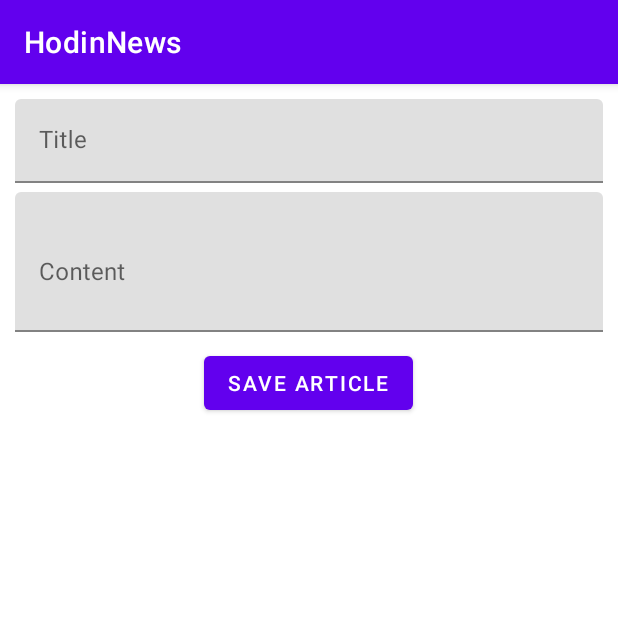
After one commit to jmayalag/Newster, an Android app: the ArticleFormFragment screen opened through its navigation route, on a phone screen of 412 x 824 dp, the top half of it. The commit adds this screen. Run offline under Robolectric (Android 15) with nearby library versions, the phone set to English and light mode, and no system bars; our stand-ins replace Dagger/Hilt's generated code, Room's generated code, Timber, data binding, paging; libraries missing offline, so code that uses them is left out: androidx.hilt.lifecycle.

Commit message:
Add article form

```diff
--- /dev/null
+++ b/app/src/main/java/com/hodinkee/hodinnews/ArticleFormFragment.kt
@@ -0,0 +1,55 @@
+package com.hodinkee.hodinnews
+
+import android.os.Bundle
+import android.view.LayoutInflater
+import android.view.View
+import android.view.ViewGroup
+import android.widget.Toast
+import androidx.fragment.app.Fragment
+import androidx.fragment.app.viewModels
+import androidx.navigation.fragment.findNavController
+import com.hodinkee.hodinnews.databinding.ArticleFormFragmentBinding
+import com.hodinkee.hodinnews.util.hideKeyboard
+import dagger.hilt.android.AndroidEntryPoint
+
+@AndroidEntryPoint
+class ArticleFormFragment : Fragment() {
+    private val viewModel: ArticleFormViewModel by viewModels()
+
+    override fun onCreateView(
+        inflater: LayoutInflater, container: ViewGroup?,
+        savedInstanceState: Bundle?
+    ): View {
+        val binding = ArticleFormFragmentBinding.inflate(inflater, container, false)
+
+        binding.vm = viewModel
+        binding.lifecycleOwner = this.viewLifecycleOwner
+
+        viewModel.apply {
+            errorEvent.observe(viewLifecycleOwner) {
+                context?.let { ctx -> Toast.makeText(ctx, it, Toast.LENGTH_LONG).show() }
+            }
+
+            articleCreatedEvent.observe(viewLifecycleOwner) {
+                context?.let { ctx ->
+                    Toast.makeText(ctx, "Article created", Toast.LENGTH_LONG).show()
+                }
+                findNavController().popBackStack()
+            }
+        }
+
+        binding.apply {
+            saveButton.setOnClickListener {
+                hideKeyboard()
+                viewModel.saveArticle()
+            }
+        }
+
+        return binding.root
+    }
+
+    override fun onActivityCreated(savedInstanceState: Bundle?) {
+        super.onActivityCreated(savedInstanceState)
+    }
+
+}
--- a/app/src/main/java/com/hodinkee/hodinnews/articlelist/ArticleListFragment.kt
+++ b/app/src/main/java/com/hodinkee/hodinnews/articlelist/ArticleListFragment.kt
@@ -17,10 +17,7 @@ import com.hodinkee.hodinnews.news.ArticlesAdapter
 import com.hodinkee.hodinnews.news.ArticlesLoadStateAdapter
 import com.hodinkee.hodinnews.toView
 import dagger.hilt.android.AndroidEntryPoint
-import kotlinx.coroutines.flow.collect
 import kotlinx.coroutines.flow.collectLatest
-import kotlinx.coroutines.flow.distinctUntilChangedBy
-import kotlinx.coroutines.flow.filter
 
 @ExperimentalPagingApi
 @AndroidEntryPoint
@@ -55,6 +52,12 @@ class ArticleListFragment : Fragment() {
             footer = ArticlesLoadStateAdapter(pagingAdapter)
         )
 
+        binding.fab.setOnClickListener {
+            findNavController().navigate(
+                ArticleListFragmentDirections.actionArticleListFragmentToArticleFormFragment()
+            )
+        }
+
         return binding.root
     }
 
@@ -70,7 +73,7 @@ class ArticleListFragment : Fragment() {
         }
 
         viewLifecycleOwner.lifecycleScope.launchWhenCreated {
-            viewModel.articlesDbFlow.collectLatest { pagingData ->
+            viewModel.localArticlesFlow.collectLatest { pagingData ->
                 pagingAdapter.submitData(pagingData)
             }
         }
--- a/app/src/main/java/com/hodinkee/hodinnews/articlelist/ArticleListViewModel.kt
+++ b/app/src/main/java/com/hodinkee/hodinnews/articlelist/ArticleListViewModel.kt
@@ -6,6 +6,7 @@ import androidx.lifecycle.viewModelScope
 import androidx.paging.ExperimentalPagingApi
 import androidx.paging.cachedIn
 import com.hodinkee.hodinnews.news.db.ArticleDbPagedRepository
+import com.hodinkee.hodinnews.news.db.LocalArticleDbPagedRepository
 import com.hodinkee.hodinnews.news.remote.ArticleRemotePagedRepository
 import javax.inject.Inject
 
@@ -13,10 +14,13 @@ import javax.inject.Inject
 class ArticleListViewModel @ViewModelInject @Inject constructor(
     articleRemoteRepository: ArticleRemotePagedRepository,
     articleDbPagedRepository: ArticleDbPagedRepository,
+    localArticleDbPagedRepository: LocalArticleDbPagedRepository
 ) : ViewModel() {
 
     val articlesFlow = articleRemoteRepository.fetchNews(20).cachedIn(viewModelScope)
 
     @ExperimentalPagingApi
     val articlesDbFlow = articleDbPagedRepository.fetchNews(20).cachedIn(viewModelScope)
+
+    val localArticlesFlow = localArticleDbPagedRepository.fetchNews(20).cachedIn(viewModelScope)
 }
--- /dev/null
+++ b/app/src/main/java/com/hodinkee/hodinnews/news/db/LocalArticleDbPagedRepository.kt
@@ -0,0 +1,23 @@
+package com.hodinkee.hodinnews.news.db
+
+import androidx.paging.ExperimentalPagingApi
+import androidx.paging.Pager
+import androidx.paging.PagingConfig
+import androidx.paging.PagingData
+import com.hodinkee.hodinnews.AppDatabase
+import com.hodinkee.hodinnews.news.ArticlePagedRepository
+import com.hodinkee.hodinnews.news.data.ArticleDto
+import com.hodinkee.hodinnews.news.data.Category
+import kotlinx.coroutines.flow.Flow
+import javax.inject.Inject
+
+@ExperimentalPagingApi
+class LocalArticleDbPagedRepository @Inject constructor(
+    private val db: AppDatabase,
+) : ArticlePagedRepository {
+    override fun fetchNews(pageSize: Int): Flow<PagingData<ArticleDto>> =
+        Pager(
+            PagingConfig(pageSize = 20, enablePlaceholders = false),
+            pagingSourceFactory = { db.articleDao().pagingSource(Category.LOCAL) }
+        ).flow
+}
--- a/app/src/main/java/com/hodinkee/hodinnews/util/BindingUtils.kt
+++ b/app/src/main/java/com/hodinkee/hodinnews/util/BindingUtils.kt
@@ -3,6 +3,7 @@ package com.hodinkee.hodinnews.util
 import android.view.View
 import android.widget.TextView
 import androidx.databinding.BindingAdapter
+import com.google.android.material.textfield.TextInputLayout
 import java.util.*
 
 @BindingAdapter("app:visible")
@@ -19,3 +20,14 @@ fun setPresent(view: View, present: Boolean) {
 fun setDateYms(view: TextView, date: Date) {
     view.text = DateFormat.ymd(date)
 }
+
+@BindingAdapter("app:textError")
+fun setTextError(view: TextInputLayout, error: String?) {
+    if (error.isNullOrEmpty()) {
+        view.error = null
+        view.isErrorEnabled = false
+    } else {
+        view.error = error
+        view.isErrorEnabled = true
+    }
+}
--- /dev/null
+++ b/app/src/main/java/com/hodinkee/hodinnews/util/SingleLiveEvent.kt
@@ -0,0 +1,52 @@
+package com.hodinkee.hodinnews.util
+
+import androidx.annotation.MainThread
+import androidx.lifecycle.LifecycleOwner
+import androidx.lifecycle.MutableLiveData
+import androidx.lifecycle.Observer
+import timber.log.Timber
+import java.util.concurrent.atomic.AtomicBoolean
+
+/**
+ * A lifecycle-aware observable that sends only new updates after subscription, used for events like
+ * navigation and Snackbar messages.
+ * <p>
+ * This avoids a common problem with events: on configuration change (like rotation) an update
+ * can be emitted if the observer is active. This LiveData only calls the observable if there's an
+ * explicit call to setValue() or call().
+ * <p>
+ * Note that only one observer is going to be notified of changes.
+ */
+class SingleLiveEvent<T> : MutableLiveData<T>() {
+
+    private val mPending = AtomicBoolean(false)
+
+    @MainThread
+    override fun observe(owner: LifecycleOwner, observer: Observer<in T>) {
+
+        if (hasActiveObservers()) {
+            Timber.w("Multiple observers registered but only one will be notified of changes.")
+        }
+
+        // Observe the internal MutableLiveData
+        super.observe(owner, Observer<T> { t ->
+            if (mPending.compareAndSet(true, false)) {
+                observer.onChanged(t)
+            }
+        })
+    }
+
+    @MainThread
+    override fun setValue(t: T?) {
+        mPending.set(true)
+        super.setValue(t)
+    }
+
+    /**
+     * Used for cases where T is Void, to make calls cleaner.
+     */
+    @MainThread
+    fun call() {
+        value = null
+    }
+}
--- /dev/null
+++ b/app/src/main/res/drawable/ic_add.xml
@@ -0,0 +1,5 @@
+<vector android:height="24dp" android:tint="#FFFFFF"
+    android:viewportHeight="24" android:viewportWidth="24"
+    android:width="24dp" xmlns:android="http://schemas.android.com/apk/res/android">
+    <path android:fillColor="@android:color/white" android:pathData="M19,13h-6v6h-2v-6H5v-2h6V5h2v6h6v2z"/>
+</vector>
--- /dev/null
+++ b/app/src/main/res/layout/article_form_fragment.xml
@@ -0,0 +1,54 @@
+<?xml version="1.0" encoding="utf-8"?>
+<layout xmlns:app="http://schemas.android.com/apk/res-auto">
+
+    <data>
+
+        <variable
+            name="vm"
+            type="com.hodinkee.hodinnews.ArticleFormViewModel" />
+    </data>
+
+    <LinearLayout xmlns:android="http://schemas.android.com/apk/res/android"
+        xmlns:tools="http://schemas.android.com/tools"
+        android:layout_width="match_parent"
+        android:layout_height="match_parent"
+        android:layout_margin="10dp"
+        android:orientation="vertical"
+        tools:context=".ArticleFormFragment">
+
+        <com.google.android.material.textfield.TextInputLayout
+            android:layout_width="match_parent"
+            android:layout_height="wrap_content"
+            app:textError="@{vm.titleError}">
+
+            <com.google.android.material.textfield.TextInputEditText
+                android:layout_width="match_parent"
+                android:layout_height="wrap_content"
+                android:hint="@string/form_title"
+                android:text="@={vm.title}" />
+        </com.google.android.material.textfield.TextInputLayout>
+
+        <com.google.android.material.textfield.TextInputLayout
+            android:layout_width="match_parent"
+            android:layout_height="wrap_content"
+            android:layout_marginTop="6dp"
+            app:textError="@{vm.contentError}">
+
+            <com.google.android.material.textfield.TextInputEditText
+                android:layout_width="match_parent"
+                android:layout_height="wrap_content"
+                android:hint="@string/form_content"
+                android:minLines="3"
+                android:text="@={vm.content}" />
+        </com.google.android.material.textfield.TextInputLayout>
+
+
+        <Button
+            android:id="@+id/save_button"
+            android:layout_width="wrap_content"
+            android:layout_height="wrap_content"
+            android:layout_gravity="center_horizontal"
+            android:layout_marginTop="10dp"
+            android:text="@string/form_button_save" />
+    </LinearLayout>
+</layout>
--- a/app/src/main/res/navigation/nav_graph.xml
+++ b/app/src/main/res/navigation/nav_graph.xml
@@ -13,6 +13,9 @@
         <action
             android:id="@+id/action_articleListFragment_to_articleDetailFragment"
             app:destination="@id/articleDetailFragment" />
+        <action
+            android:id="@+id/action_articleListFragment_to_articleFormFragment"
+            app:destination="@id/articleFormFragment" />
     </fragment>
     <fragment
         android:id="@+id/articleDetailFragment"
@@ -23,4 +26,9 @@
             android:name="article"
             app:argType="com.hodinkee.hodinnews.Article" />
     </fragment>
+    <fragment
+        android:id="@+id/articleFormFragment"
+        android:name="com.hodinkee.hodinnews.ArticleFormFragment"
+        android:label="article_form_fragment"
+        tools:layout="@layout/article_form_fragment" />
 </navigation>
--- a/app/src/main/res/values/strings.xml
+++ b/app/src/main/res/values/strings.xml
@@ -2,4 +2,7 @@
     <string name="app_name">HodinNews</string>
     <string name="retry">Retry</string>
     <string name="keep_reading">Keep reading</string>
+    <string name="form_title">Title</string>
+    <string name="form_content">Content</string>
+    <string name="form_button_save">Save Article</string>
 </resources>
```
Also changed, not shown: app/src/main/java/com/hodinkee/hodinnews/ArticleFormViewModel.kt (added, +90 -0 lines), app/src/main/java/com/hodinkee/hodinnews/articledetail/ArticleDetailFragment.kt (+9 -3 lines), app/src/main/java/com/hodinkee/hodinnews/util/KeyboardUtils.kt (added, +20 -0 lines), app/src/main/res/layout/article_list_fragment.xml (+14 -2 lines).
